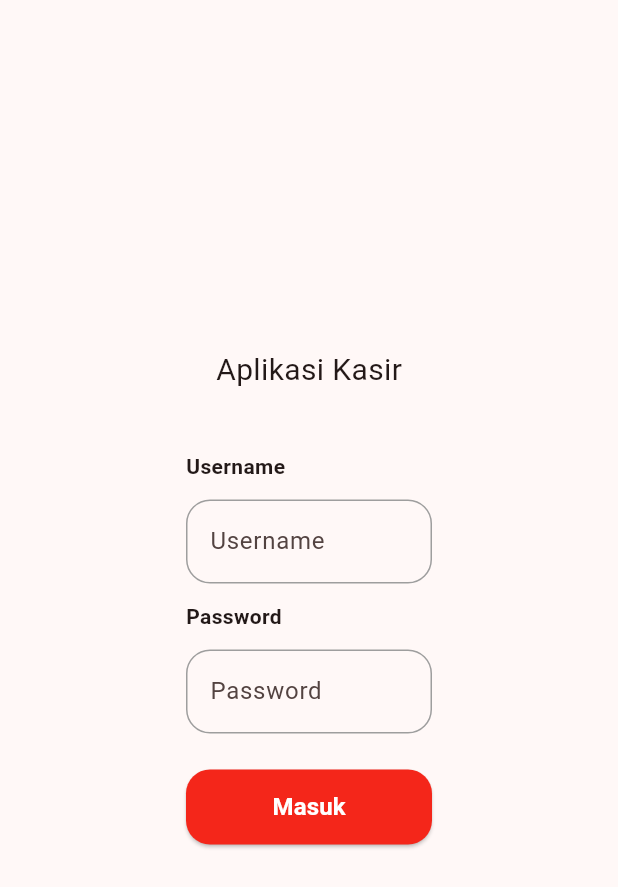
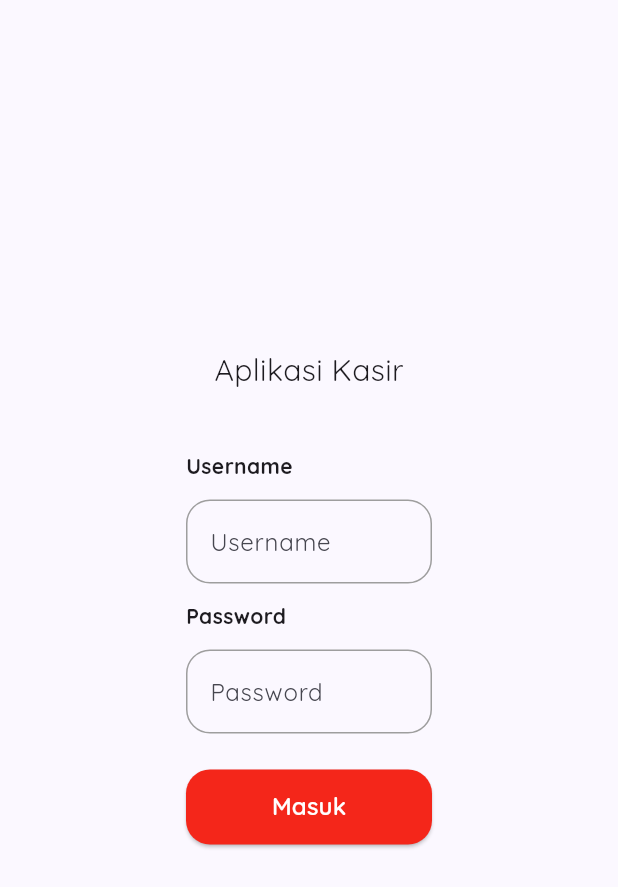
Before and after one commit to yaminmuhammad/redpos, a Flutter app: the screen it shows after launch, on a phone screen of 412 x 824 dp. Shown: the top 887 px of the screen. Run offline on Flutter 3.47's test engine with Material 3 defaults, Android fonts, the phone set to English and light mode, and no system bars; our stand-ins replace flutter_svg, google_fonts; missing offline and left inert: print_bluetooth_thermal.

Commit message:
add style

```diff
--- a/lib/main.dart
+++ b/lib/main.dart
@@ -1,4 +1,7 @@
 import 'package:flutter/material.dart';
+import 'package:google_fonts/google_fonts.dart';
+import 'package:print_bluetooth_thermal/post_code.dart';
+import 'package:redpos/core/constants/colors.dart';
 import 'package:redpos/presentation/auth/login_page.dart';
 
 void main() {
@@ -14,23 +17,23 @@
     return MaterialApp(
       title: 'Flutter Demo',
       theme: ThemeData(
-        // This is the theme of your application.
-        //
-        // TRY THIS: Try running your application with "flutter run". You'll see
-        // the application has a purple toolbar. Then, without quitting the app,
-        // try changing the seedColor in the colorScheme below to Colors.green
-        // and then invoke "hot reload" (save your changes or press the "hot
-        // reload" button in a Flutter-supported IDE, or press "r" if you used
-        // the command line to start the app).
-        //
-        // Notice that the counter didn't reset back to zero; the application
-        // state is not lost during the reload. To reset the state, use hot
-        // restart instead.
-        //
-        // This works for code too, not just values: Most code changes can be
-        // tested with just a hot reload.
-        colorScheme: ColorScheme.fromSeed(seedColor: Colors.red),
+        colorScheme: ColorScheme.fromSeed(seedColor: AppColors.primary),
         useMaterial3: true,
+        textTheme: GoogleFonts.quicksandTextTheme(
+          Theme.of(context).textTheme,
+        ),
+        appBarTheme: AppBarTheme(
+          color: AppColors.white,
+          elevation: 0,
+          titleTextStyle: GoogleFonts.quicksand(
+            color: AppColors.primary,
+            fontSize: 16.0,
+            fontWeight: FontWeight.w500,
+          ),
+          iconTheme: const IconThemeData(
+            color: AppColors.primary,
+          ),
+        ),
       ),
       home: const LoginPage(),
     );
```
